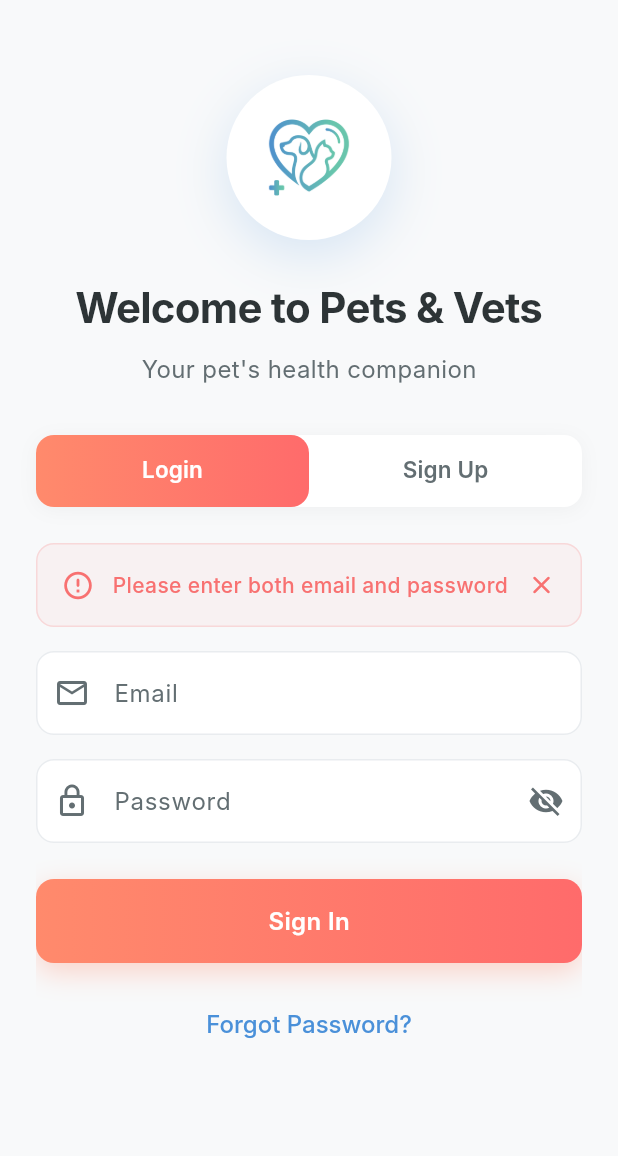
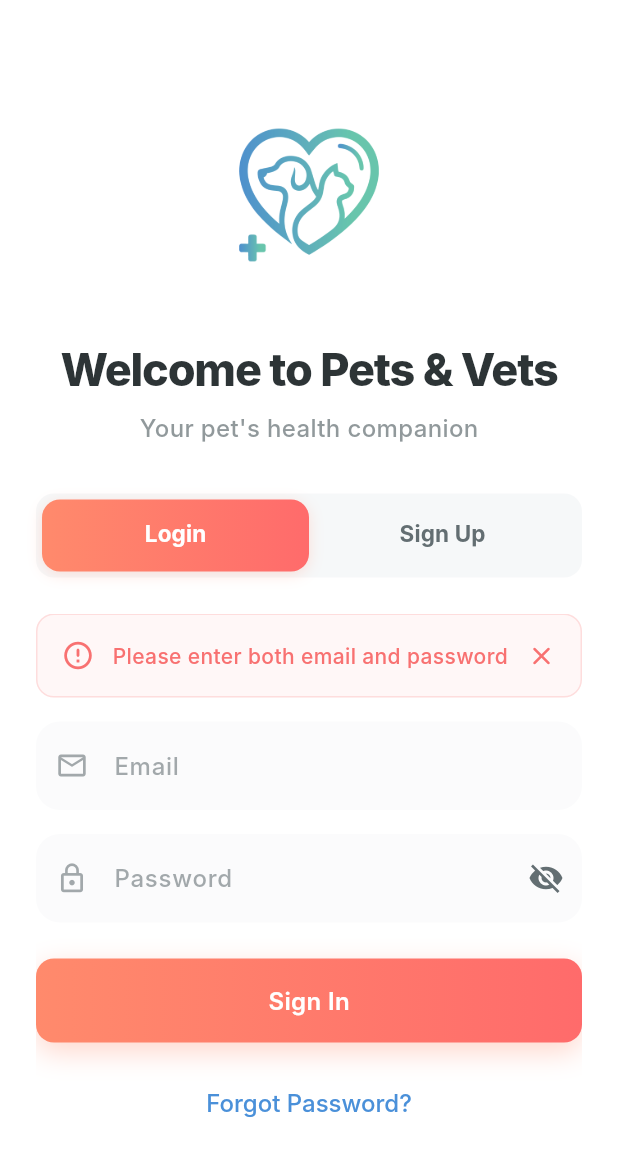
Before and after one commit to mujahidkhanofficial/zovetica, a Flutter app: the screen it shows after launch, after a tap on "Sign In", on a phone screen of 412 x 824 dp. Shown: the top 1156 px of the screen. Run offline on Flutter 3.47's test engine with Material 3 defaults, Android fonts, the phone set to English and light mode, and no system bars; our stand-ins replace cached_network_image, connectivity_plus, drift, flutter_dotenv, flutter_local_notifications, image_picker and 4 more; missing offline and left inert: crop_image; accounts and stored records are empty; generated files the repository leaves out were written again; Roboto replaces fonts that are missing (Inter).

Commit message:
feat: Improve Splash and Auth UI with white background and refined logo

```diff
--- a/lib/screens/auth/login_form.dart
+++ b/lib/screens/auth/login_form.dart
@@ -317,33 +317,33 @@ class _LoginFormState extends State<LoginForm> {
         }
       },
       style: const TextStyle(
-        fontSize: 16,
-        color: Color(0xFF1A1A1A),
-        fontWeight: FontWeight.w500,
+        fontSize: 15,
+        color: AppColors.charcoal,
+        fontWeight: FontWeight.w600,
       ),
       decoration: InputDecoration(
         labelText: label,
-        labelStyle: TextStyle(color: AppColors.slate),
-        floatingLabelStyle: TextStyle(color: AppColors.primary),
-        prefixIcon: icon != null ? Icon(icon, color: AppColors.slate) : null,
+        labelStyle: TextStyle(color: AppColors.slate.withAlpha(150), fontWeight: FontWeight.w500),
+        floatingLabelStyle: const TextStyle(color: AppColors.primary, fontWeight: FontWeight.w700),
+        prefixIcon: icon != null ? Icon(icon, color: AppColors.slate.withAlpha(150), size: 22) : null,
         suffixIcon: suffixIcon,
         filled: true,
-        fillColor: AppColors.white,
+        fillColor: AppColors.borderLight.withAlpha(50),
         contentPadding: const EdgeInsets.symmetric(
           horizontal: AppSpacing.lg,
-          vertical: AppSpacing.lg,
+          vertical: 18,
         ),
         border: OutlineInputBorder(
-          borderRadius: BorderRadius.circular(AppSpacing.radiusMd),
-          borderSide: BorderSide(color: AppColors.borderLight),
+          borderRadius: BorderRadius.circular(16),
+          borderSide: BorderSide.none,
         ),
         enabledBorder: OutlineInputBorder(
-          borderRadius: BorderRadius.circular(AppSpacing.radiusMd),
-          borderSide: BorderSide(color: AppColors.borderLight),
+          borderRadius: BorderRadius.circular(16),
+          borderSide: BorderSide.none,
         ),
         focusedBorder: OutlineInputBorder(
-          borderRadius: BorderRadius.circular(AppSpacing.radiusMd),
-          borderSide: BorderSide(color: AppColors.primary, width: 2),
+          borderRadius: BorderRadius.circular(16),
+          borderSide: const BorderSide(color: AppColors.primary, width: 2),
         ),
       ),
     );
--- a/lib/screens/auth_screen.dart
+++ b/lib/screens/auth_screen.dart
@@ -35,38 +35,22 @@ class _AuthScreenState extends State<AuthScreen>
   @override
   Widget build(BuildContext context) {
     return Scaffold(
-      backgroundColor: AppColors.cloud,
+      backgroundColor: Colors.white,
       body: SafeArea(
         child: SingleChildScrollView(
           child: Padding(
             padding: const EdgeInsets.symmetric(horizontal: AppSpacing.xl),
             child: Column(
               children: [
-                const SizedBox(height: 50),
+                const SizedBox(height: 60),
 
-                // Logo
-                Container(
-                  width: 110,
-                  height: 110,
-                  decoration: BoxDecoration(
-                    color: Colors.white,
-                    shape: BoxShape.circle,
-                    boxShadow: [
-                      BoxShadow(
-                        color: AppColors.primary.withAlpha(50),
-                        blurRadius: 30,
-                        offset: const Offset(0, 10),
-                      ),
-                    ],
-                  ),
-                  child: Center(
-                    child: Padding(
-                      padding: const EdgeInsets.all(15),
-                      child: Image.asset(
-                        'logo.png',
-                        fit: BoxFit.contain,
-                      ),
-                    ),
+                // Logo - Minimalist, no container
+                SizedBox(
+                  width: 140,
+                  height: 140,
+                  child: Image.asset(
+                    'logo.png',
+                    fit: BoxFit.contain,
                   ),
                 ),
 
@@ -75,49 +59,52 @@ class _AuthScreenState extends State<AuthScreen>
                 // Welcome Text
                 const Text(
                   'Welcome to Pets & Vets',
+                  textAlign: TextAlign.center,
                   style: TextStyle(
-                    fontSize: 28,
-                    fontWeight: FontWeight.w700,
+                    fontSize: 30,
+                    fontWeight: FontWeight.w800,
                     color: AppColors.charcoal,
-                    letterSpacing: -0.5,
+                    letterSpacing: -0.8,
                   ),
                 ),
-                const SizedBox(height: AppSpacing.sm),
+                const SizedBox(height: AppSpacing.xs),
                 Text(
                   'Your pet\'s health companion',
                   style: TextStyle(
                     fontSize: 16,
-                    color: AppColors.slate,
+                    color: AppColors.slate.withAlpha(180),
+                    fontWeight: FontWeight.w500,
                   ),
                 ),
 
                 const SizedBox(height: AppSpacing.xxl),
 
-                // Tab Bar
+                // Tab Bar - Refined for white background
                 Container(
                   decoration: BoxDecoration(
-                    color: AppColors.white,
+                    color: AppColors.borderLight.withAlpha(100),
                     borderRadius: BorderRadius.circular(AppSpacing.radiusMd),
-                    boxShadow: [
-                      BoxShadow(
-                        color: Colors.black.withAlpha(10),
-                        blurRadius: 10,
-                        offset: const Offset(0, 2),
-                      ),
-                    ],
                   ),
+                  padding: const EdgeInsets.all(4),
                   child: TabBar(
                     controller: _tabController,
                     indicator: BoxDecoration(
                       gradient: AppGradients.coralButton,
                       borderRadius: BorderRadius.circular(AppSpacing.radiusMd),
+                      boxShadow: [
+                        BoxShadow(
+                          color: AppColors.accent.withAlpha(60),
+                          blurRadius: 8,
+                          offset: const Offset(0, 2),
+                        ),
+                      ],
                     ),
                     labelColor: Colors.white,
                     unselectedLabelColor: AppColors.slate,
                     indicatorSize: TabBarIndicatorSize.tab,
                     dividerColor: Colors.transparent,
                     labelStyle: const TextStyle(
-                      fontWeight: FontWeight.w600,
+                      fontWeight: FontWeight.w700,
                       fontSize: 15,
                     ),
                     tabs: const [
@@ -131,7 +118,7 @@ class _AuthScreenState extends State<AuthScreen>
 
                 // Tab Content
                 SizedBox(
-                  height: 600, // Increased height to accommodate new fields
+                  height: 650, // Adjusted height
                   child: TabBarView(
                     controller: _tabController,
                     children: [
--- a/lib/screens/splash_screen.dart
+++ b/lib/screens/splash_screen.dart
@@ -1,6 +1,7 @@
 import 'package:flutter/material.dart';
 import '../services/auth_service.dart';
 import '../theme/app_gradients.dart';
+import '../theme/app_colors.dart';
 import '../theme/app_spacing.dart';
 import 'auth_screen.dart';
 import 'main_screen.dart';
@@ -110,42 +111,42 @@ class _SplashScreenState extends State<SplashScreen>
   @override
   Widget build(BuildContext context) {
     return Scaffold(
-      body: Container(
-        width: double.infinity,
-        height: double.infinity,
-        decoration: const BoxDecoration(
-          gradient: AppGradients.primaryDiagonal,
+      backgroundColor: Colors.white,
+      body: SafeArea(
+        child: Stack(
+          children: [
+            // Subtle Background Element (Optional, can add a very faint splash of secondary color)
+            Positioned(
+              top: -100,
+              right: -100,
+              child: Container(
+                width: 300,
+                height: 300,
+                decoration: BoxDecoration(
+                  shape: BoxShape.circle,
+                  color: AppColors.primary.withAlpha(5),
                 ),
-        child: SafeArea(
-          child: Column(
+              ),
+            ),
+
+            Column(
               children: [
                 const Spacer(flex: 3),
 
-              // Animated Logo
+                // Animated Logo - Minimalist, no container
                 AnimatedBuilder(
                   animation: _logoController,
                   builder: (context, child) {
-                  return Transform.scale(
+                    return Opacity(
+                      opacity: _logoController.value,
+                      child: Transform.scale(
                         scale: _scaleAnimation.value,
-                    child: Container(
-                      width: 140,
-                      height: 140,
-                      decoration: BoxDecoration(
-                        color: Colors.white,
-                        shape: BoxShape.circle,
-                        boxShadow: [
-                          BoxShadow(
-                            color: Colors.black.withAlpha(38),
-                            blurRadius: 40,
-                            offset: const Offset(0, 15),
-                          ),
-                        ],
-                      ),
                         child: Center(
                           child: Transform.translate(
                             offset: Offset(0, -10 * (1 - _bounceAnimation.value)),
-                          child: Padding(
-                            padding: const EdgeInsets.all(20),
+                            child: SizedBox(
+                              width: 180,
+                              height: 180,
                               child: Image.asset(
                                 'logo.png',
                                 fit: BoxFit.contain,
@@ -158,7 +159,7 @@ class _SplashScreenState extends State<SplashScreen>
                   },
                 ),
 
-              const SizedBox(height: AppSpacing.xxl),
+                const SizedBox(height: AppSpacing.xl),
 
                 // App Name with fade animation
                 AnimatedBuilder(
@@ -170,23 +171,23 @@ class _SplashScreenState extends State<SplashScreen>
                         offset: Offset(0, _slideAnimation.value),
                         child: Column(
                           children: [
-                          Text(
+                            const Text(
                               'Pets & Vets',
                               style: TextStyle(
-                              fontSize: 42,
-                              fontWeight: FontWeight.w700,
-                              color: Colors.white,
-                              letterSpacing: -1,
+                                fontSize: 40,
+                                fontWeight: FontWeight.w800,
+                                color: AppColors.charcoal,
+                                letterSpacing: -1.2,
                               ),
                             ),
-                          const SizedBox(height: AppSpacing.sm),
+                            const SizedBox(height: AppSpacing.xs),
                             Text(
-                            'Your Pet\'s Health Companion',
+                              'Smart Healthcare for Your Beloved Pets',
                               style: TextStyle(
-                              fontSize: 16,
-                              color: Colors.white.withAlpha(230),
-                              fontWeight: FontWeight.w400,
-                              letterSpacing: 0.5,
+                                fontSize: 15,
+                                color: AppColors.slate.withAlpha(200),
+                                fontWeight: FontWeight.w500,
+                                letterSpacing: 0.2,
                               ),
                             ),
                           ],
@@ -198,7 +199,7 @@ class _SplashScreenState extends State<SplashScreen>
 
                 const Spacer(flex: 3),
 
-              // Loading indicator
+                // Loading indicator - Refined for white background
                 AnimatedBuilder(
                   animation: _fadeController,
                   builder: (context, child) {
@@ -207,21 +208,22 @@ class _SplashScreenState extends State<SplashScreen>
                       child: Column(
                         children: [
                           SizedBox(
-                          width: 40,
-                          height: 40,
+                            width: 32,
+                            height: 32,
                             child: CircularProgressIndicator(
-                            strokeWidth: 3,
+                              strokeWidth: 2.5,
                               valueColor: AlwaysStoppedAnimation<Color>(
-                              Colors.white.withAlpha(204),
+                                AppColors.primary.withAlpha(200),
                               ),
                             ),
                           ),
-                        const SizedBox(height: AppSpacing.xl),
+                          const SizedBox(height: AppSpacing.lg),
                           Text(
-                          'Loading...',
+                            'Initializing Secure Connection...',
                             style: TextStyle(
-                            fontSize: 14,
-                            color: Colors.white.withAlpha(179),
+                              fontSize: 13,
+                              fontWeight: FontWeight.w500,
+                              color: AppColors.slate.withAlpha(150),
                             ),
                           ),
                         ],
@@ -234,15 +236,18 @@ class _SplashScreenState extends State<SplashScreen>
 
                 // Version
                 Text(
-                'Version 1.0.0',
+                  'v1.0.0 • Production Build',
                   style: TextStyle(
-                  fontSize: 12,
-                  color: Colors.white.withAlpha(128),
+                    fontSize: 11,
+                    fontWeight: FontWeight.w600,
+                    color: AppColors.slate.withAlpha(100),
+                    letterSpacing: 0.5,
                   ),
                 ),
                 const SizedBox(height: AppSpacing.xl),
               ],
             ),
+          ],
         ),
       ),
     );
```
Also changed, not shown: lib/screens/auth/signup_form.dart (+14 -14 lines), lib/screens/onboarding_screen.dart (+42 -23 lines), logo.png, 1 other file. Lines whose indentation alone changed are shown as unchanged.
